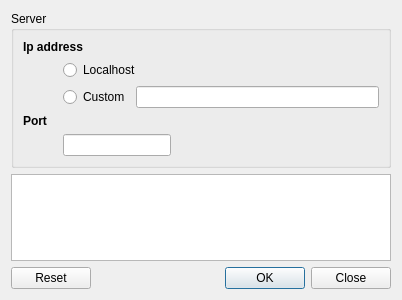
Above: testapp/dialog.ui from nwoki/agatha-server before the change. Below: the same form after it.
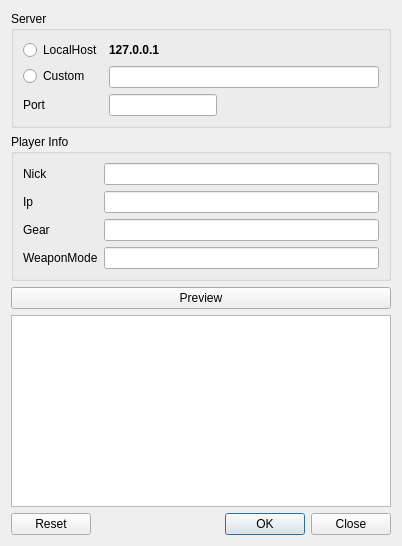
That is the form after the change.

Commit message: better UI + added player info to send to server

Patch:
```diff
--- a/testapp/dialog.ui
+++ b/testapp/dialog.ui
@@ -7,7 +7,7 @@
     <x>0</x>
     <y>0</y>
     <width>402</width>
-    <height>300</height>
+    <height>486</height>
    </rect>
   </property>
   <property name="windowTitle">
@@ -19,9 +19,19 @@
      <property name="title">
       <string>Server</string>
      </property>
-     <layout class="QVBoxLayout" name="verticalLayout_2">
-      <item>
-       <widget class="QLabel" name="label">
+     <layout class="QFormLayout" name="formLayout_2">
+      <property name="fieldGrowthPolicy">
+       <enum>QFormLayout::ExpandingFieldsGrow</enum>
+      </property>
+      <item row="0" column="0">
+       <widget class="QRadioButton" name="localhostRadioButton">
+        <property name="text">
+         <string>LocalHost</string>
+        </property>
+       </widget>
+      </item>
+      <item row="0" column="1">
+       <widget class="QLabel" name="label_7">
         <property name="font">
          <font>
           <weight>75</weight>
@@ -29,73 +39,26 @@
          </font>
         </property>
         <property name="text">
-         <string>Ip address</string>
+         <string>127.0.0.1</string>
         </property>
        </widget>
       </item>
-      <item>
-       <layout class="QHBoxLayout" name="horizontalLayout">
-        <item>
-         <spacer name="horizontalSpacer">
-          <property name="orientation">
-           <enum>Qt::Horizontal</enum>
-          </property>
-          <property name="sizeType">
-           <enum>QSizePolicy::Fixed</enum>
-          </property>
-          <property name="sizeHint" stdset="0">
-           <size>
-            <width>40</width>
-            <height>20</height>
-           </size>
-          </property>
-         </spacer>
-        </item>
-        <item>
-         <widget class="QRadioButton" name="localhostRadioButton">
-          <property name="text">
-           <string>Localhost</string>
-          </property>
-         </widget>
-        </item>
-       </layout>
+      <item row="1" column="0">
+       <widget class="QRadioButton" name="customAddressRadioButton">
+        <property name="text">
+         <string>Custom</string>
+        </property>
+       </widget>
       </item>
-      <item>
-       <layout class="QHBoxLayout" name="horizontalLayout_2">
-        <item>
-         <spacer name="horizontalSpacer_2">
-          <property name="orientation">
-           <enum>Qt::Horizontal</enum>
-          </property>
-          <property name="sizeType">
-           <enum>QSizePolicy::Fixed</enum>
-          </property>
-          <property name="sizeHint" stdset="0">
-           <size>
-            <width>40</width>
-            <height>20</height>
-           </size>
-          </property>
-         </spacer>
-        </item>
-        <item>
-         <widget class="QRadioButton" name="customAddressRadioButton">
-          <property name="text">
-           <string>Custom</string>
-          </property>
-         </widget>
-        </item>
-        <item>
-         <widget class="QLineEdit" name="customAddressLineEdit"/>
-        </item>
-       </layout>
+      <item row="1" column="1">
+       <widget class="QLineEdit" name="customAddressLineEdit"/>
       </item>
-      <item>
+      <item row="2" column="0">
        <widget class="QLabel" name="label_2">
         <property name="font">
          <font>
-          <weight>75</weight>
-          <bold>true</bold>
+          <weight>50</weight>
+          <bold>false</bold>
          </font>
         </property>
         <property name="text">
@@ -103,54 +66,83 @@
         </property>
        </widget>
       </item>
-      <item>
-       <layout class="QHBoxLayout" name="horizontalLayout_3">
-        <item>
-         <spacer name="horizontalSpacer_3">
-          <property name="orientation">
-           <enum>Qt::Horizontal</enum>
-          </property>
-          <property name="sizeType">
-           <enum>QSizePolicy::Fixed</enum>
-          </property>
-          <property name="sizeHint" stdset="0">
-           <size>
-            <width>40</width>
-            <height>20</height>
-           </size>
-          </property>
-         </spacer>
-        </item>
-        <item>
-         <widget class="QLineEdit" name="portLineEdit">
-          <property name="sizePolicy">
-           <sizepolicy hsizetype="Fixed" vsizetype="Fixed">
-            <horstretch>0</horstretch>
-            <verstretch>0</verstretch>
-           </sizepolicy>
-          </property>
-         </widget>
-        </item>
-        <item>
-         <spacer name="horizontalSpacer_4">
-          <property name="orientation">
-           <enum>Qt::Horizontal</enum>
-          </property>
-          <property name="sizeHint" stdset="0">
-           <size>
-            <width>40</width>
-            <height>20</height>
-           </size>
-          </property>
-         </spacer>
-        </item>
-       </layout>
+      <item row="2" column="1">
+       <widget class="QLineEdit" name="portLineEdit">
+        <property name="sizePolicy">
+         <sizepolicy hsizetype="Fixed" vsizetype="Fixed">
+          <horstretch>0</horstretch>
+          <verstretch>0</verstretch>
+         </sizepolicy>
+        </property>
+       </widget>
       </item>
      </layout>
     </widget>
    </item>
+   <item>
+    <widget class="QGroupBox" name="groupBox_2">
+     <property name="title">
+      <string>Player Info</string>
+     </property>
+     <layout class="QFormLayout" name="formLayout">
+      <item row="0" column="0">
+       <widget class="QLabel" name="label_3">
+        <property name="text">
+         <string>Nick</string>
+        </property>
+       </widget>
+      </item>
+      <item row="0" column="1">
+       <widget class="QLineEdit" name="playerNickLineEdit"/>
+      </item>
+      <item row="1" column="0">
+       <widget class="QLabel" name="label_4">
+        <property name="text">
+         <string>Ip</string>
+        </property>
+       </widget>
+      </item>
+      <item row="1" column="1">
+       <widget class="QLineEdit" name="playerIpLineEdit"/>
+      </item>
+      <item row="2" column="0">
+       <widget class="QLabel" name="label_5">
+        <property name="text">
+         <string>Gear</string>
+        </property>
+       </widget>
+      </item>
+      <item row="2" column="1">
+       <widget class="QLineEdit" name="playerGearLineEdit"/>
+      </item>
+      <item row="3" column="0">
+       <widget class="QLabel" name="label_6">
+        <property name="text">
+         <string>WeaponMode</string>
+        </property>
+       </widget>
+      </item>
+      <item row="3" column="1">
+       <widget class="QLineEdit" name="playerWeaponModeLineEdit"/>
+      </item>
+     </layout>
+    </widget>
+   </item>
+   <item>
+    <widget class="QPushButton" name="previewButton">
+     <property name="text">
+      <string>Preview</string>
+     </property>
+    </widget>
+   </item>
    <item>
     <widget class="QTextEdit" name="textEdit">
+     <property name="sizePolicy">
+      <sizepolicy hsizetype="Expanding" vsizetype="Minimum">
+       <horstretch>0</horstretch>
+       <verstretch>0</verstretch>
+      </sizepolicy>
+     </property>
      <property name="frameShape">
       <enum>QFrame::StyledPanel</enum>
      </property>
```
The commit also changes 2 other files.
